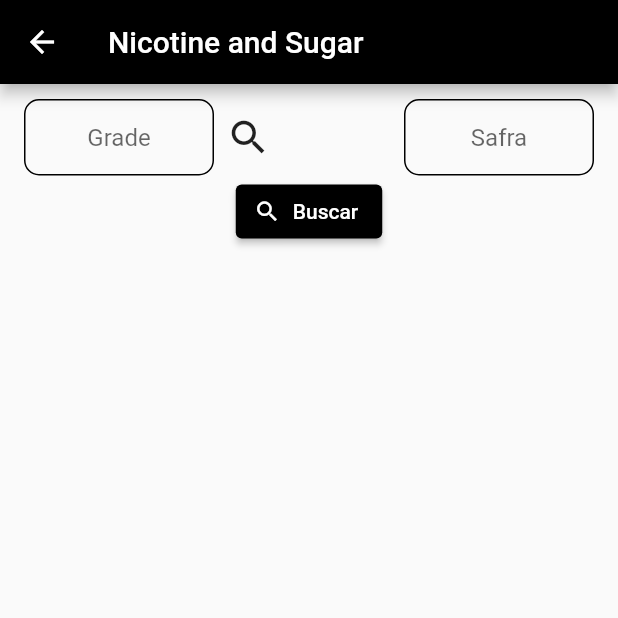
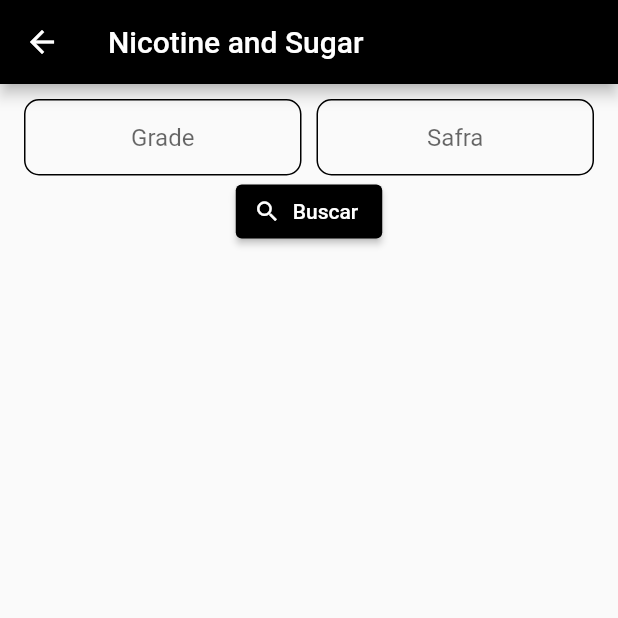
Before and after one commit to Giovane-Oliveira/atcsearch, a Flutter app: the ListViewQuality screen opened directly, on a phone screen of 412 x 824 dp, the top half of it. Run offline on Flutter 3.47's test engine with Material 2 defaults, Android fonts, the phone set to English and light mode, and no system bars; network calls fail.

```diff
--- a/lib/ListViewQuality.dart
+++ b/lib/ListViewQuality.dart
@@ -1,7 +1,6 @@
 import 'dart:io';
 import 'dart:ui';
 
-import 'package:atcsearch/Home.dart';
 import 'package:atcsearch/Post.dart';
 import 'package:flutter/material.dart';
 import 'package:http/http.dart' as http;
@@ -87,7 +86,8 @@ class _ListViewQualityState extends State<ListViewQuality> {
                 children: [
                   Expanded(
                     child: Padding(
-                      padding: EdgeInsetsDirectional.fromSTEB(0, 0, 0, 0),
+                      padding: EdgeInsetsDirectional.fromSTEB(0, 0, 5, 0),
+                    child: GestureDetector(
                       child: TextFormField(
                         controller: grade,
                         obscureText: false,
@@ -112,28 +112,56 @@ class _ListViewQualityState extends State<ListViewQuality> {
                         ),
                         textAlign: TextAlign.center,
                       ),
+                        onDoubleTap: () => Navigator.pushReplacement(
+                          context,
+                          MaterialPageRoute(
+                            builder: (_) => ConsultaCostumer(),
+                          ),
+                        ),
+                      ),
                     ),
                   ),
-                  Expanded(
+                /*  Expanded(
 
                     child: Padding(
-                      padding: EdgeInsetsDirectional.fromSTEB(0, 0, 110, 0),
-                     child:  IconButton(
+                      padding: EdgeInsetsDirectional.fromSTEB(10, 0, 110, 0),
+                     child: GestureDetector(
+                       child: Container(
+                         //color: Colors.yellow,
+                         width: 80.0,
+                         height: 40.0,
+                         child: Icon(Icons.search, size: 30,),
+                       ),
+                       onTap: () {
+
+                         Navigator.pushReplacement(
+                           context,
+                           MaterialPageRoute(
+                             builder: (_) => ConsultaCostumer(),
+                           ),
+                         );
+
+                       },
+                     ),
+
+
+
+                      /*IconButton(
                         iconSize: 30,
                         icon: Icon(Icons.search),
-                        onPressed: () => Navigator.pushReplacement(
-                        context,
-                         MaterialPageRoute(
-                           builder: (_) => ConsultaCostumer(),
-                                          ),
-                      ),
-                    ),
-                   ),
+                        onPressed: (){ Navigator.pushReplacement(
+                                                             context,
+                                                 MaterialPageRoute(
+                                                   builder: (_) => ConsultaCostumer(),
+                                               ),
+                                                   );
+                                               }
+                   ),*/
                   ),
-
+                  ),*/
                   Expanded(
                     child: Padding(
-                      padding: EdgeInsetsDirectional.fromSTEB(0, 0, 0, 0),
+                      padding: EdgeInsetsDirectional.fromSTEB(5, 0, 0, 0),
                       child: TextFormField(
                         controller: safra,
                         obscureText: false,
```
